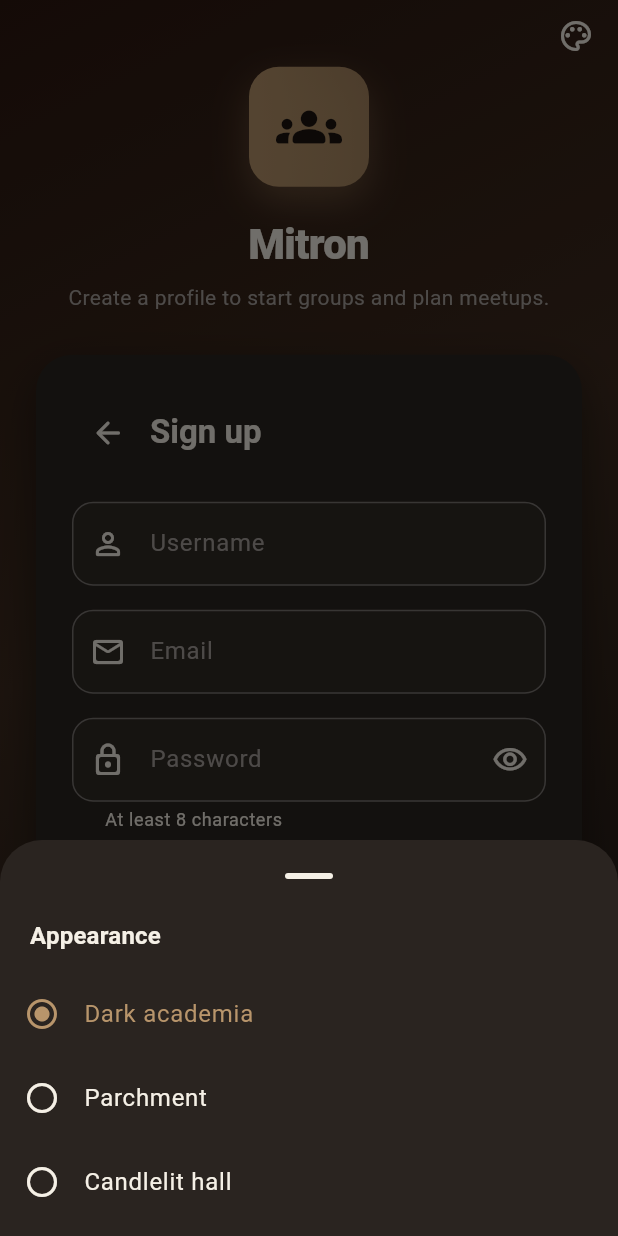
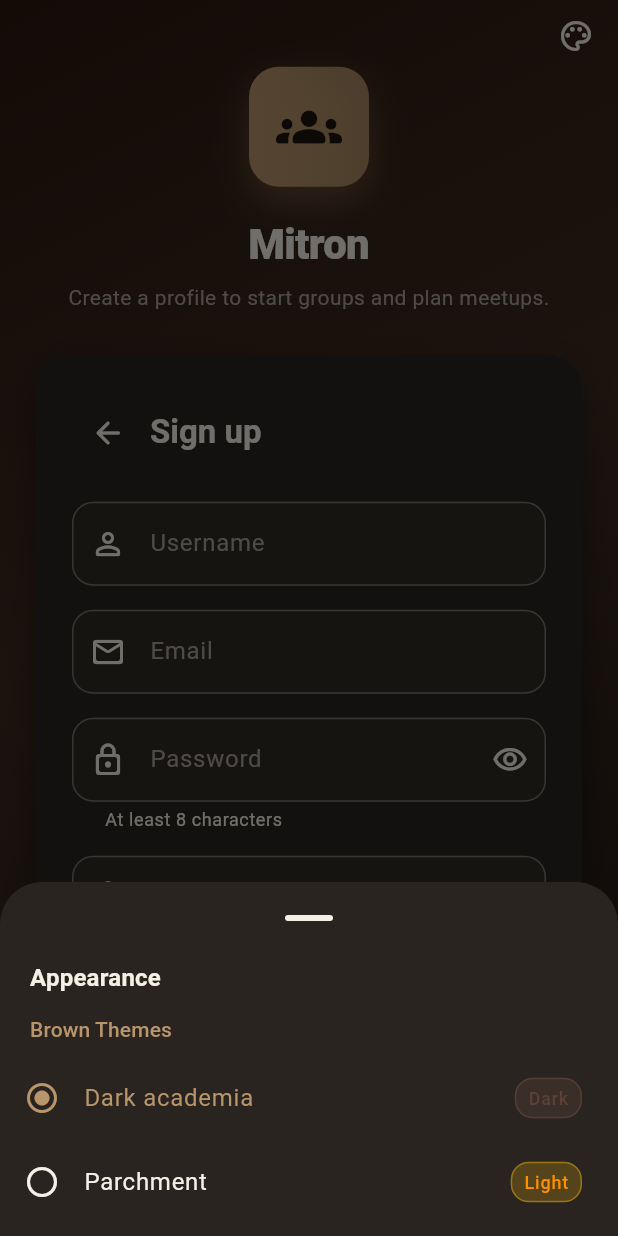
Before and after one commit to shreyans-codes/mit-ron, a Flutter app: the SignUpPage screen opened by its route, after a tap on the "palette" icon, on a phone screen of 412 x 824 dp. Run offline on Flutter 3.47's test engine with Material 3 defaults, Android fonts, the phone set to English and light mode, and no system bars; our stand-ins replace image_picker, package_info_plus, shared_preferences; accounts and stored records are empty; network calls fail.

Commit message:
feat: theme classifications

```diff
--- a/frontend/lib/core/theme/theme_variant.dart
+++ b/frontend/lib/core/theme/theme_variant.dart
@@ -1,13 +1,16 @@
 enum AppThemeVariant {
   darkAcademia,
-  parchmentLight,
-  candlelitHall;
+  parchmentLight;
 
   String get label => switch (this) {
-        darkAcademia => 'Dark academia',
-        parchmentLight => 'Parchment',
-        candlelitHall => 'Candlelit hall',
-      };
+    darkAcademia => 'Dark academia',
+    parchmentLight => 'Parchment',
+  };
+
+  bool get isDark => switch (this) {
+    darkAcademia => true,
+    parchmentLight => false,
+  };
 
   static AppThemeVariant fromStorage(String? name) {
     if (name == null) return AppThemeVariant.darkAcademia;
--- a/frontend/lib/widgets/theme_picker_button.dart
+++ b/frontend/lib/widgets/theme_picker_button.dart
@@ -39,9 +39,45 @@
                           ?.copyWith(fontWeight: FontWeight.w700),
                     ),
                   ),
+                  Padding(
+                    padding: const EdgeInsets.fromLTRB(20, 0, 20, 8),
+                    child: Text(
+                      'Brown Themes',
+                      style: Theme.of(sheetContext).textTheme.labelLarge
+                          ?.copyWith(
+                            color: Theme.of(sheetContext).colorScheme.primary,
+                          ),
+                    ),
+                  ),
                   for (final v in AppThemeVariant.values)
                     ListTile(
                       title: Text(v.label),
+                      trailing: Container(
+                        padding: const EdgeInsets.symmetric(
+                          horizontal: 8,
+                          vertical: 4,
+                        ),
+                        decoration: BoxDecoration(
+                          color: v.isDark
+                              ? Colors.brown.withValues(alpha: 0.2)
+                              : Colors.amber.withValues(alpha: 0.2),
+                          borderRadius: BorderRadius.circular(12),
+                          border: Border.all(
+                            color: v.isDark
+                                ? Colors.brown.withValues(alpha: 0.4)
+                                : Colors.amber.withValues(alpha: 0.4),
+                          ),
+                        ),
+                        child: Text(
+                          v.isDark ? 'Dark' : 'Light',
+                          style: TextStyle(
+                            fontSize: 12,
+                            color: v.isDark
+                                ? Colors.brown.shade700
+                                : Colors.amber.shade800,
+                          ),
+                        ),
+                      ),
                       leading: Icon(
                         v == controller.variant
                             ? Icons.radio_button_checked
```
Also changed, not shown: frontend/lib/core/theme/mitron_theme.dart (+5 -47 lines).
